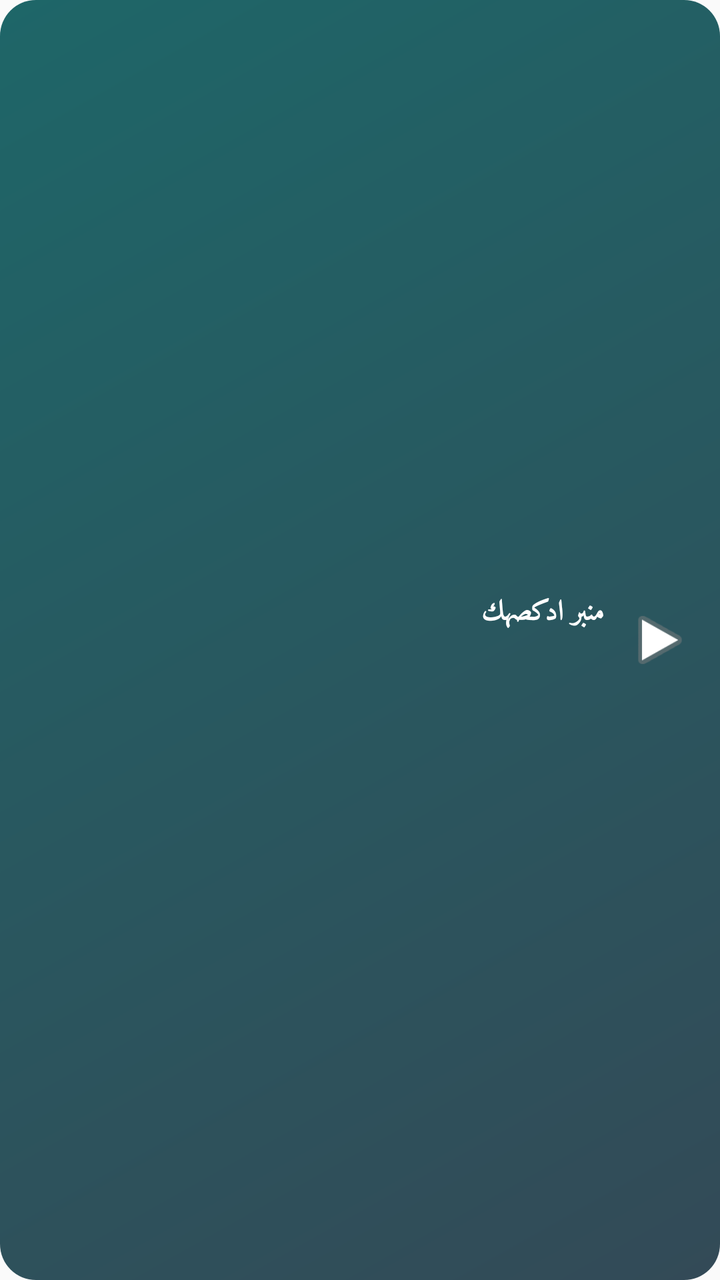
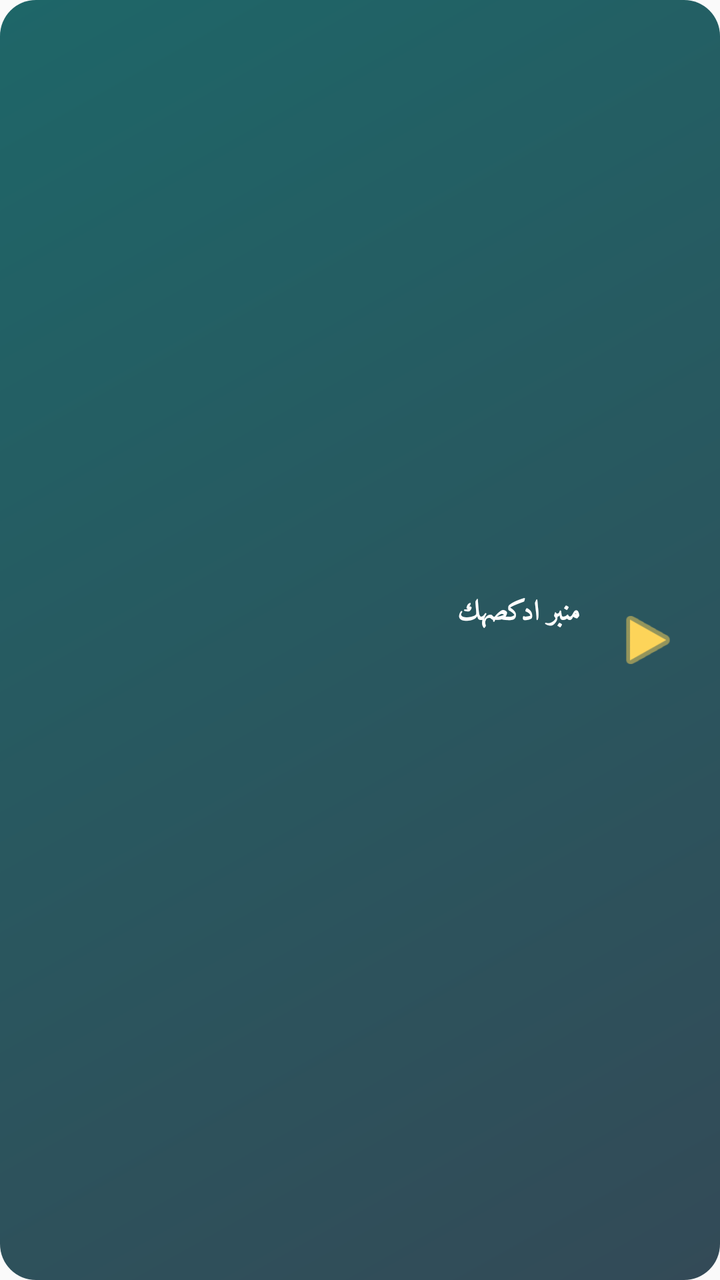

Screens rendered from an Android XML layout before and after an edit, with the pre-edit source and the edit as a unified diff.
<!-- AndroidManifest.xml: application theme Theme.Minbar -->
<!-- res/layout/widget_now_playing.xml -->
<?xml version="1.0" encoding="utf-8"?>
<LinearLayout xmlns:android="http://schemas.android.com/apk/res/android"
    android:layout_width="match_parent"
    android:layout_height="match_parent"
    android:orientation="horizontal"
    android:gravity="center_vertical"
    android:padding="12dp"
    android:layoutDirection="rtl"
    android:background="@drawable/widget_background">

    <ImageView
        android:id="@+id/widget_icon"
        android:layout_width="40dp"
        android:layout_height="40dp"
        android:src="@mipmap/ic_launcher"
        android:contentDescription="@string/app_name" />

    <LinearLayout
        android:layout_width="0dp"
        android:layout_height="wrap_content"
        android:layout_weight="1"
        android:orientation="vertical"
        android:layout_marginStart="10dp"
        android:layout_marginEnd="10dp">

        <TextView
            android:id="@+id/widget_title"
            android:layout_width="match_parent"
            android:layout_height="wrap_content"
            android:maxLines="2"
            android:ellipsize="end"
            android:textSize="14sp"
            android:textStyle="bold"
            android:textColor="#FFFFFF"
            android:text="@string/app_name" />

        <TextView
            android:id="@+id/widget_subtitle"
            android:layout_width="match_parent"
            android:layout_height="wrap_content"
            android:maxLines="1"
            android:ellipsize="end"
            android:textSize="12sp"
            android:textColor="#CCFFFFFF" />
    </LinearLayout>

    <ImageView
        android:id="@+id/widget_play"
        android:layout_width="36dp"
        android:layout_height="36dp"
        android:src="@android:drawable/ic_media_play"
        android:contentDescription="@string/widget_play" />
</LinearLayout>
<!-- resources referenced by this layout -->
<resources>
  <!-- drawable widget_background (drawable) -->
  <?xml version="1.0" encoding="utf-8"?>
  <shape xmlns:android="http://schemas.android.com/apk/res/android" android:shape="rectangle">
      <corners android:radius="18dp" />
      <gradient
          android:startColor="#1E6668"
          android:endColor="#334A57"
          android:angle="315" />
  </shape>
  <!-- mipmap ic_launcher (mipmap-anydpi-v26) -->
  <?xml version="1.0" encoding="utf-8"?>
  <adaptive-icon xmlns:android="http://schemas.android.com/apk/res/android">
    <background android:drawable="@color/ic_launcher_background"/>
    <foreground>
        <inset
            android:drawable="@drawable/ic_launcher_foreground"
            android:inset="16%" />
    </foreground>
  </adaptive-icon>
  <string name="app_name">منبر ادكصهك</string>
  <string name="widget_play">تشغيل أو إيقاف</string>
  <style name="Theme.Minbar" parent="android:style/Theme.Material.Light.NoActionBar">
          <item name="android:fontFamily">@font/amiri</item>
          <item name="android:windowActionModeOverlay">true</item>
      </style>
  <color name="ic_launcher_background">#020E1D</color>
  <!-- drawable ic_launcher_foreground: webp bitmap (drawable-hdpi, 12204 bytes) -->
</resources>

<!-- the commit's change to res/layout/widget_now_playing.xml (unified diff, before → after) -->
@@ -44,10 +44,13 @@
             android:textColor="#CCFFFFFF" />
     </LinearLayout>
 
+    
     <ImageView
         android:id="@+id/widget_play"
-        android:layout_width="36dp"
-        android:layout_height="36dp"
+        android:layout_width="48dp"
+        android:layout_height="48dp"
+        android:padding="6dp"
         android:src="@android:drawable/ic_media_play"
+        android:tint="#FDD459"
         android:contentDescription="@string/widget_play" />
 </LinearLayout>
